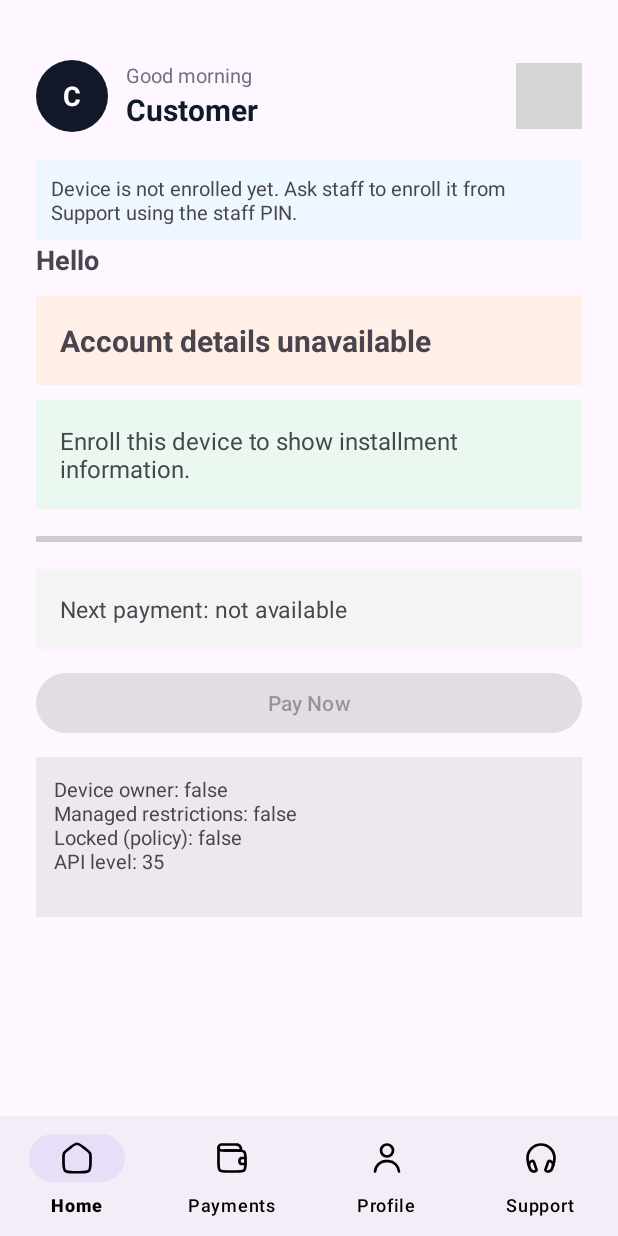
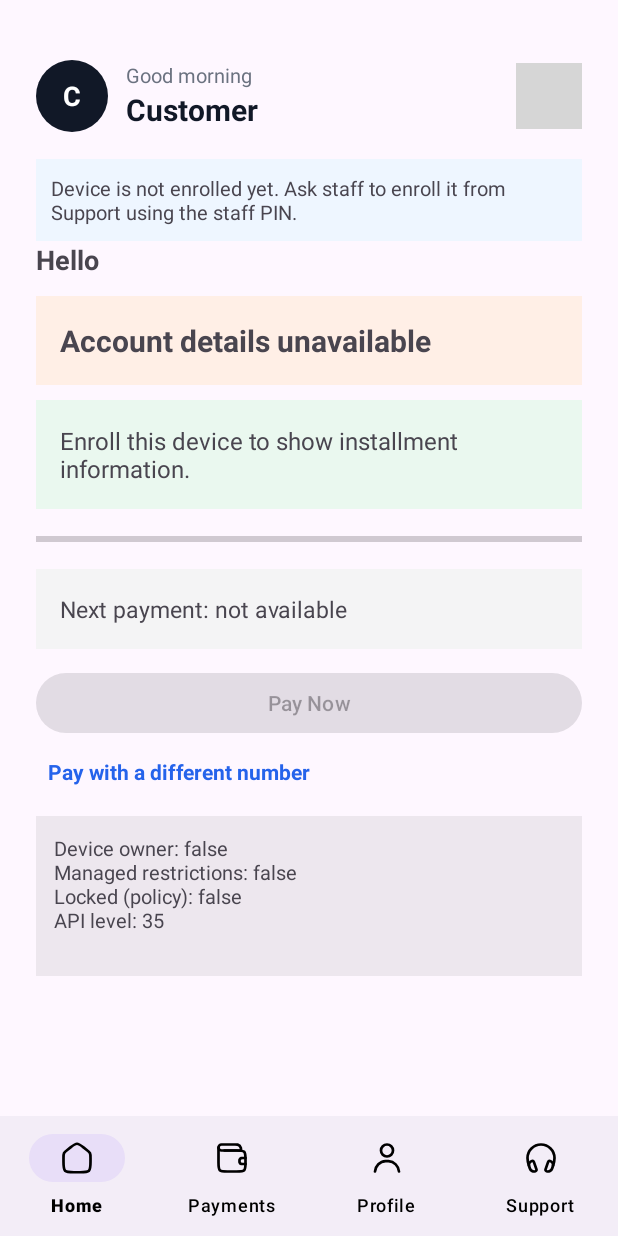
Before and after one commit to shauritanga/device-lock, an Android app: the screen it shows after launch (MainActivity), on a phone screen of 412 x 824 dp. Run offline under Robolectric (Android 15) with nearby library versions, the phone set to English and light mode, and no system bars; 5 statements that could not run were skipped; grey boxes are pictures that could not be loaded.

Commit message:
Buyer app: Pay Now on the main screen can use a different mobile-money number

```diff
--- a/android-dpc/app/src/main/java/com/devicelock/agent/LockScreenActivity.kt
+++ b/android-dpc/app/src/main/java/com/devicelock/agent/LockScreenActivity.kt
@@ -132,9 +132,7 @@ class LockScreenActivity : AppCompatActivity() {
         }
     }
 
-    /** 07XXXXXXXX / 06XXXXXXXX, 7XXXXXXXX / 6XXXXXXXX, or 2557XXXXXXXX / 2556XXXXXXXX. */
-    private fun isValidTzMobile(d: String): Boolean =
-        Regex("^(255|0)?[67]\\d{8}$").matches(d)
+    private fun isValidTzMobile(d: String): Boolean = Msisdn.isValidTz(d)
 
     /**
      * Open the dialer with [number] pre-filled. We use ACTION_DIAL rather than
--- a/android-dpc/app/src/main/res/layout/activity_main.xml
+++ b/android-dpc/app/src/main/res/layout/activity_main.xml
@@ -135,6 +135,30 @@
                 android:layout_height="wrap_content"
                 android:layout_marginTop="12dp"
                 android:text="@string/action_pay_now" />
+
+            <TextView
+                android:id="@+id/btnPayOtherNumber"
+                android:layout_width="wrap_content"
+                android:layout_height="wrap_content"
+                android:layout_marginTop="4dp"
+                android:padding="8dp"
+                android:text="@string/lock_pay_other_number"
+                android:textColor="#2563EB"
+                android:textSize="14sp"
+                android:textStyle="bold" />
+
+            <EditText
+                android:id="@+id/editPayPhone"
+                android:layout_width="match_parent"
+                android:layout_height="wrap_content"
+                android:autofillHints="phone"
+                android:hint="@string/lock_pay_other_hint"
+                android:importantForAutofill="no"
+                android:inputType="phone"
+                android:maxLength="16"
+                android:textColor="#111827"
+                android:textColorHint="#6B7280"
+                android:visibility="gone" />
 
             <TextView
                 android:id="@+id/txtLockStatus"
```
Also changed, not shown: android-dpc/app/src/main/java/com/devicelock/agent/MainActivity.kt (+16 -1 lines), android-dpc/app/src/main/java/com/devicelock/agent/Msisdn.kt (added, +7 -0 lines).
